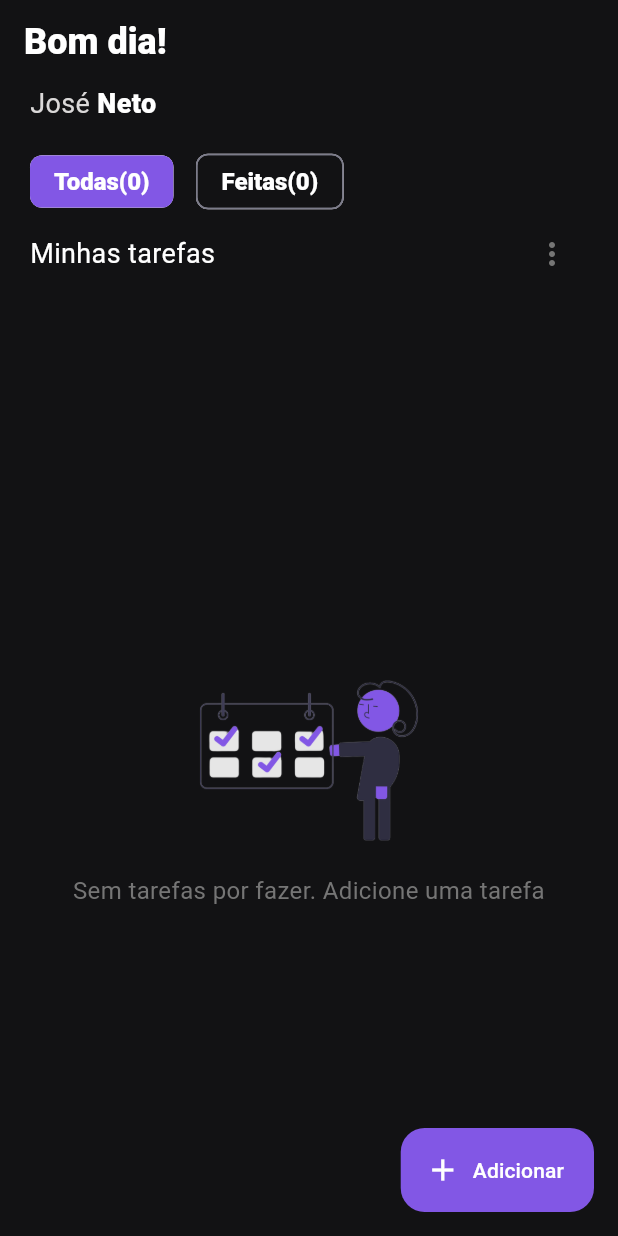
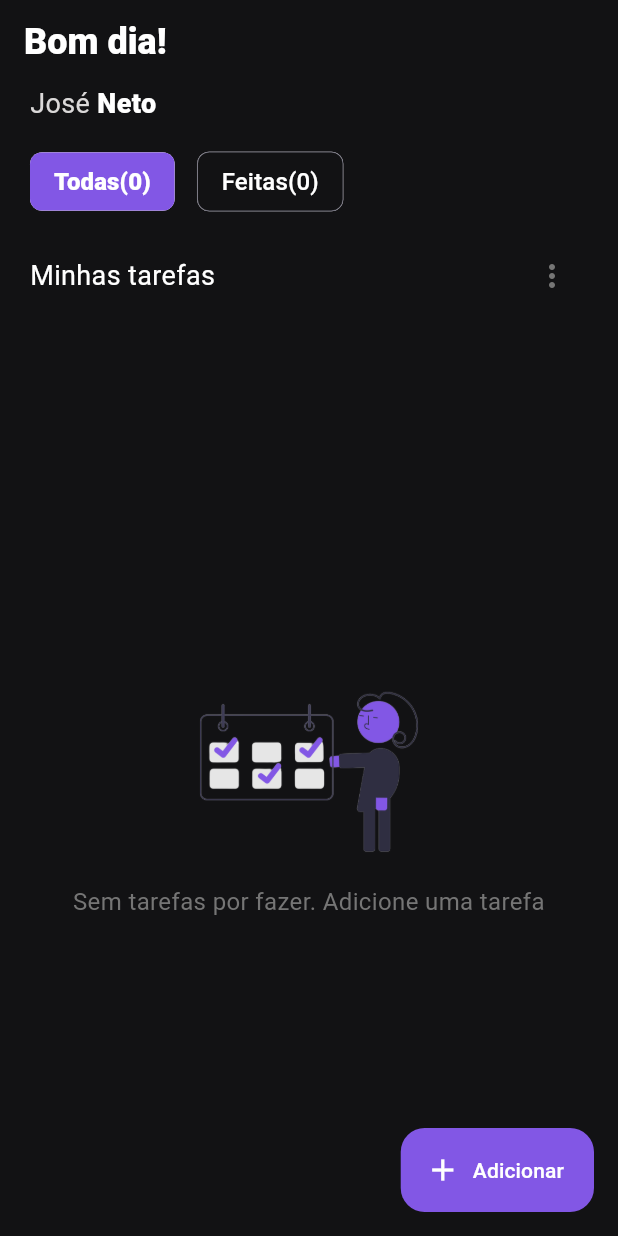
Before and after one commit to josedeneto/todo_app, a Flutter app: the screen it shows after launch, on a phone screen of 412 x 824 dp. Run offline on Flutter 3.47's test engine with Material 2 defaults, Android fonts, the phone set to English and light mode, and no system bars.

Commit message:
Adicionei um novo arquivo title and filter, para componentização, adicionei um novo estilo ao filter

```diff
--- a/lib/app/utils/theme/app_theme.dart
+++ b/lib/app/utils/theme/app_theme.dart
@@ -30,13 +30,11 @@ class AppTheme {
             color: AppColor.white,
           ),
         ),
-        chipTheme: ChipThemeData(
+        chipTheme: const ChipThemeData(
           selectedColor: AppColor.secondary,
           checkmarkColor: AppColor.white,
           backgroundColor: AppColor.background,
-          labelStyle: AppTypography.boldText!.copyWith(
-            fontSize: 16,
-          ),
+
         ),
         dialogTheme: DialogTheme(
           titleTextStyle: AppTypography.boldText!.copyWith(
--- a/lib/app/views/home/controller/home_controller.dart
+++ b/lib/app/views/home/controller/home_controller.dart
@@ -33,6 +33,11 @@ class HomeController extends ChangeNotifier {
     notifyListeners();
   }
 
+  void removeAllTodoDone(){
+    done.clear();
+    notifyListeners();
+  }
+
   void toggleChip(bool value) {
     if (isSelected) {
       isSelected = !value;
--- a/lib/app/views/home/home_page.dart
+++ b/lib/app/views/home/home_page.dart
@@ -12,6 +12,7 @@ import 'package:intl/intl.dart';
 import 'package:provider/provider.dart';
 
 import 'widgets/filter_chip_component.dart';
+import 'widgets/title_and_filter.dart';
 
 class HomePage extends StatefulWidget {
   const HomePage({super.key});
@@ -105,22 +106,12 @@ class _HomePageState extends State<HomePage> with AlertsDialog, Greeting {
                   Column(
                     crossAxisAlignment: CrossAxisAlignment.start,
                     children: [
-                      Row(
-                        mainAxisAlignment: MainAxisAlignment.spaceBetween,
-                        children: [
-                          Text(
-                            'Minhas tarefas',
-                            style: AppTypography.boldText!.copyWith(
-                              fontWeight: FontWeight.w400,
+                      const SizedBox(
+                        height: 15,
                       ),
-                          ),
-                          PopupMenuButton(
-                              icon: Icon(
-                                Icons.more_vert_rounded,
-                                color: AppColor.grey,
-                              ),
-                              itemBuilder: (_) {
-                                return [
+                      TitleAndFilter(
+                        title: 'Minhas tarefas',
+                        filter: [
                           const PopupMenuItem(
                             value: 1,
                             child: Text('Filtrar por data'),
@@ -135,19 +126,14 @@ class _HomePageState extends State<HomePage> with AlertsDialog, Greeting {
                           ),
                           PopupMenuItem(
                             value: 4,
-                                    child:
-                                        const Text('Deletar todas as tarefas'),
+                            child: const Text('Deletar todas as tarefas'),
                             onTap: () {
                               showAlert(() {
-                                        context
-                                            .read<HomeController>()
-                                            .removeAllTodo();
+                                context.read<HomeController>().removeAllTodo();
                                 Navigator.pop(context);
                               });
                             },
                           )
-                                ];
-                              })
                         ],
                       ),
                       const SizedBox(
@@ -240,23 +226,37 @@ class _HomePageState extends State<HomePage> with AlertsDialog, Greeting {
                   ),
                   context.watch<HomeController>().done.isEmpty
                       ? const Center(
-                          child:  Text('Nenhuma tarefa'),
+                          child: Text('Nenhuma tarefa'),
                         )
                       : Column(
                           crossAxisAlignment: CrossAxisAlignment.start,
                           children: [
-                           const  Row(
-                              mainAxisAlignment: MainAxisAlignment.spaceBetween,
-                              children:  [
-                                Text('Tarefas feitas'),
-                                Icon(Icons.more_horiz)
-                              ],
+                            const SizedBox(
+                              height: 15,
                             ),
-                            Consumer<HomeController>(builder: (_, doney, child) {
+                            TitleAndFilter(title: 'Tarefas feitas', filter: [
+                              PopupMenuItem(
+                                value: 1,
+                                child: const Text(
+                                  'Eliminar todas',
+                                ),
+                                onTap: () {
+                                  showAlert(() {
+                                    context
+                                        .read<HomeController>()
+                                        .removeAllTodoDone();
+                                    Navigator.pop(context);
+                                  });
+                                },
+                              ),
+                            ]),
+                            Consumer<HomeController>(builder: (_, done, child) {
                               return Expanded(
-                                child: ListView.builder(itemBuilder: (_, d) {
+                                child: ListView.builder(
+                                    itemCount: done.done.length,
+                                    itemBuilder: (_, d) {
                                       return ListTile(
-                                    title: Text(doney.done[d].title),
+                                        title: Text(done.done[d].title),
                                       );
                                     }),
                               );
--- a/lib/app/views/home/widgets/filter_chip_component.dart
+++ b/lib/app/views/home/widgets/filter_chip_component.dart
@@ -1,4 +1,5 @@
 import 'package:app_todo/app/utils/colors/app_color.dart';
+import 'package:app_todo/app/utils/style/app_typography.dart';
 import 'package:flutter/material.dart';
 
 class FilterChipComponent extends StatelessWidget {
@@ -21,12 +22,16 @@ class FilterChipComponent extends StatelessWidget {
       selected: isSelected,
       label: Text(
         '$title($todos)',
+        style: AppTypography.boldText!.copyWith(
+          fontWeight: isSelected ? FontWeight.w900 : FontWeight.w500,
+          fontSize: 16,
+        ),
       ),
       onSelected: function,
       side: !isSelected
           ? const BorderSide(
               color: AppColor.hint,
-              width: 1,
+              width: 0.30,
               style: BorderStyle.solid,
             )
           : BorderSide.none,
--- /dev/null
+++ b/lib/app/views/home/widgets/title_and_filter.dart
@@ -0,0 +1,37 @@
+import 'package:flutter/material.dart';
+
+import '../../../utils/colors/app_color.dart';
+import '../../../utils/style/app_typography.dart';
+
+class TitleAndFilter extends StatelessWidget {
+  final String title;
+  final List<PopupMenuItem> filter;
+  const TitleAndFilter({
+    required this.title,
+    required this.filter,
+    super.key,
+  });
+
+  @override
+  Widget build(BuildContext context) {
+    return Row(
+      mainAxisAlignment: MainAxisAlignment.spaceBetween,
+      children: [
+        Text(
+          title,
+          style: AppTypography.boldText!.copyWith(
+            fontWeight: FontWeight.w400,
+          ),
+        ),
+        PopupMenuButton(
+            icon: Icon(
+              Icons.more_vert_rounded,
+              color: AppColor.grey,
+            ),
+            itemBuilder: (_) {
+              return filter;
+            })
+      ],
+    );
+  }
+}
```
Lines whose indentation alone changed are shown as unchanged.
